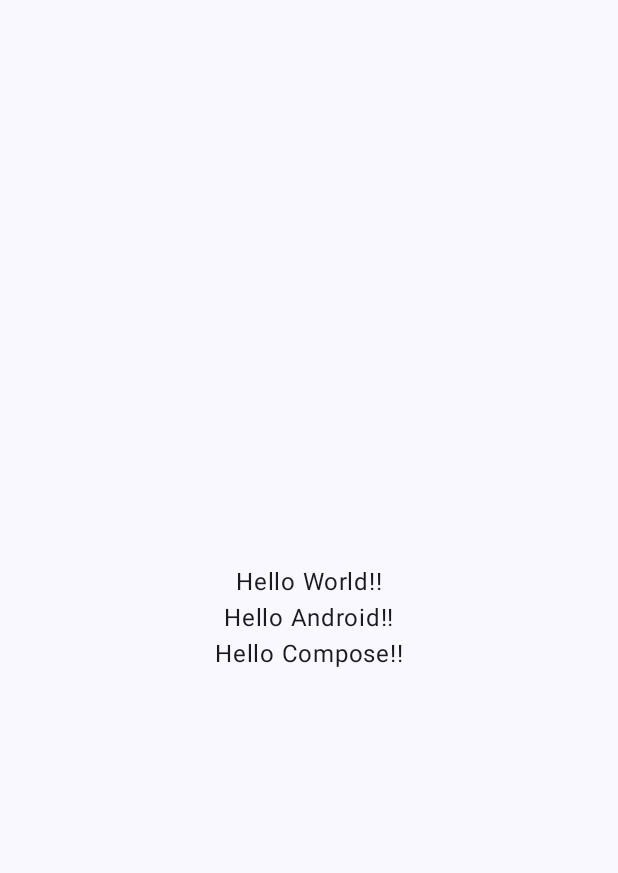
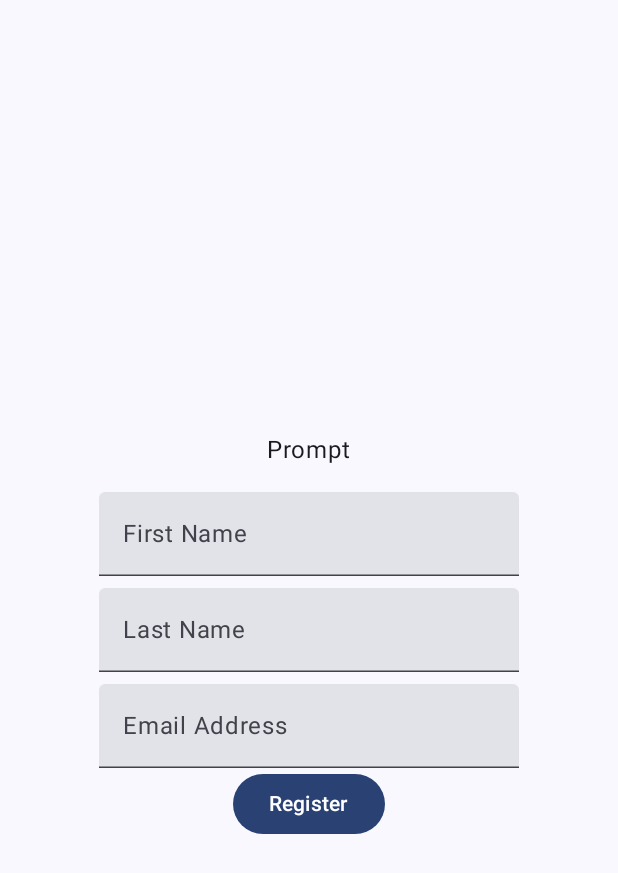
Before and after one commit to PasinduNimesha/little-lemon, an Android app built with Jetpack Compose: the screen it shows after launch (MainActivity), on a phone screen of 412 x 824 dp. Shown: the top 873 px of the screen. Run offline under Robolectric (Android 15) with nearby library versions, the phone set to English and light mode, and no system bars.

Commit message:
added fields

```diff
--- a/app/src/main/java/com/example/littlelemon/MainActivity.kt
+++ b/app/src/main/java/com/example/littlelemon/MainActivity.kt
@@ -14,6 +14,7 @@ import androidx.compose.ui.Alignment
 import androidx.compose.ui.Modifier
 import androidx.compose.ui.tooling.preview.Preview
 import com.example.littlelemon.ui.theme.LittleLemonTheme
+import com.example.littlelemon.ui.theme.composables.Onboarding
 
 class MainActivity : ComponentActivity() {
     override fun onCreate(savedInstanceState: Bundle?) {
@@ -25,16 +26,7 @@ class MainActivity : ComponentActivity() {
                     modifier = Modifier.fillMaxSize(),
                     color = MaterialTheme.colorScheme.background
                 ) {
-                    Column(
-                        modifier = Modifier.fillMaxSize(),
-                        Arrangement.Center,
-                        Alignment.CenterHorizontally
-                    ) {
-                        Greeting("World!")
-                        Greeting("Android!")
-                        Greeting("Compose!")
-
-                    }
+                    Onboarding()
                 }
             }
         }
--- a/app/src/main/java/com/example/littlelemon/ui/theme/composables/Onboarding.kt
+++ b/app/src/main/java/com/example/littlelemon/ui/theme/composables/Onboarding.kt
@@ -1 +1,70 @@
 package com.example.littlelemon.ui.theme.composables
+
+import androidx.compose.foundation.Image
+import androidx.compose.foundation.layout.*
+import androidx.compose.material3.*
+import androidx.compose.runtime.Composable
+import androidx.compose.runtime.mutableStateOf
+import androidx.compose.runtime.remember
+import androidx.compose.ui.Alignment
+import androidx.compose.ui.Modifier
+import androidx.compose.ui.graphics.painter.Painter
+import androidx.compose.ui.res.painterResource
+import androidx.compose.ui.res.stringResource
+import androidx.compose.ui.text.input.TextFieldValue
+import androidx.compose.ui.tooling.preview.Preview
+import androidx.compose.ui.unit.dp
+import com.example.littlelemon.R
+
+@Composable
+fun Onboarding() {
+    Column(
+        modifier = Modifier
+            .fillMaxSize()
+            .padding(horizontal = 16.dp),
+        verticalArrangement = Arrangement.Center,
+        horizontalAlignment = Alignment.CenterHorizontally
+    ) {
+//        Header()
+
+        Spacer(modifier = Modifier.height(24.dp))
+
+        Text(text = stringResource(id = R.string.onboarding_prompt))
+
+        Spacer(modifier = Modifier.height(16.dp))
+
+        // TextFields
+        val firstName = remember { mutableStateOf(TextFieldValue()) }
+        val lastName = remember { mutableStateOf(TextFieldValue()) }
+        val email = remember { mutableStateOf(TextFieldValue()) }
+//
+        TextField(value = firstName.value, onValueChange = { firstName.value = it }, label = { Text("First Name") })
+        Spacer(modifier = Modifier.height(8.dp))
+        TextField(value = lastName.value, onValueChange = { lastName.value = it }, label = { Text("Last Name") })
+        Spacer(modifier = Modifier.height(8.dp))
+        TextField(value = email.value, onValueChange = { email.value = it }, label = { Text("Email Address") })
+//
+//        Spacer(modifier = Modifier.height(24.dp))
+
+        // Register Button
+        Button(onClick = { /* TODO: Implement registration logic */ }) {
+            Text(text = stringResource(id = R.string.register_button_label))
+        }
+    }
+}
+
+@Composable
+fun Header() {
+    val logo: Painter = painterResource(id = R.drawable.logo)
+    Image(
+        painter = logo,
+        contentDescription = "App Logo",
+        modifier = Modifier.size(100.dp)
+    )
+}
+
+@Preview(showBackground = true)
+@Composable
+fun PreviewOnboarding() {
+    Onboarding()
+}
--- /dev/null
+++ b/app/src/main/res/drawable/logo.xml
@@ -0,0 +1,4 @@
+<?xml version="1.0" encoding="utf-8"?>
+<selector xmlns:android="http://schemas.android.com/apk/res/android">
+
+</selector>
--- a/app/src/main/res/values/strings.xml
+++ b/app/src/main/res/values/strings.xml
@@ -1,3 +1,5 @@
 <resources>
     <string name="app_name">LittleLemon</string>
+    <string name="register_button_label">Register</string>
+    <string name="onboarding_prompt">Prompt</string>
 </resources>
```
